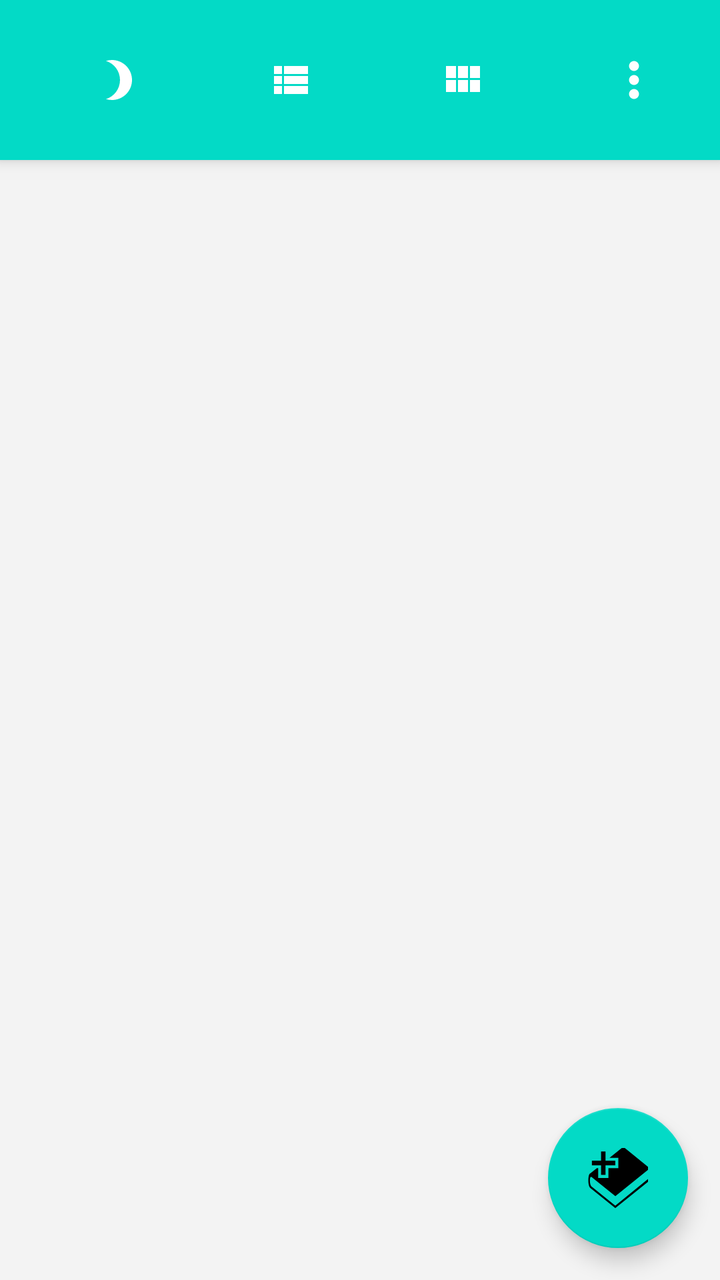
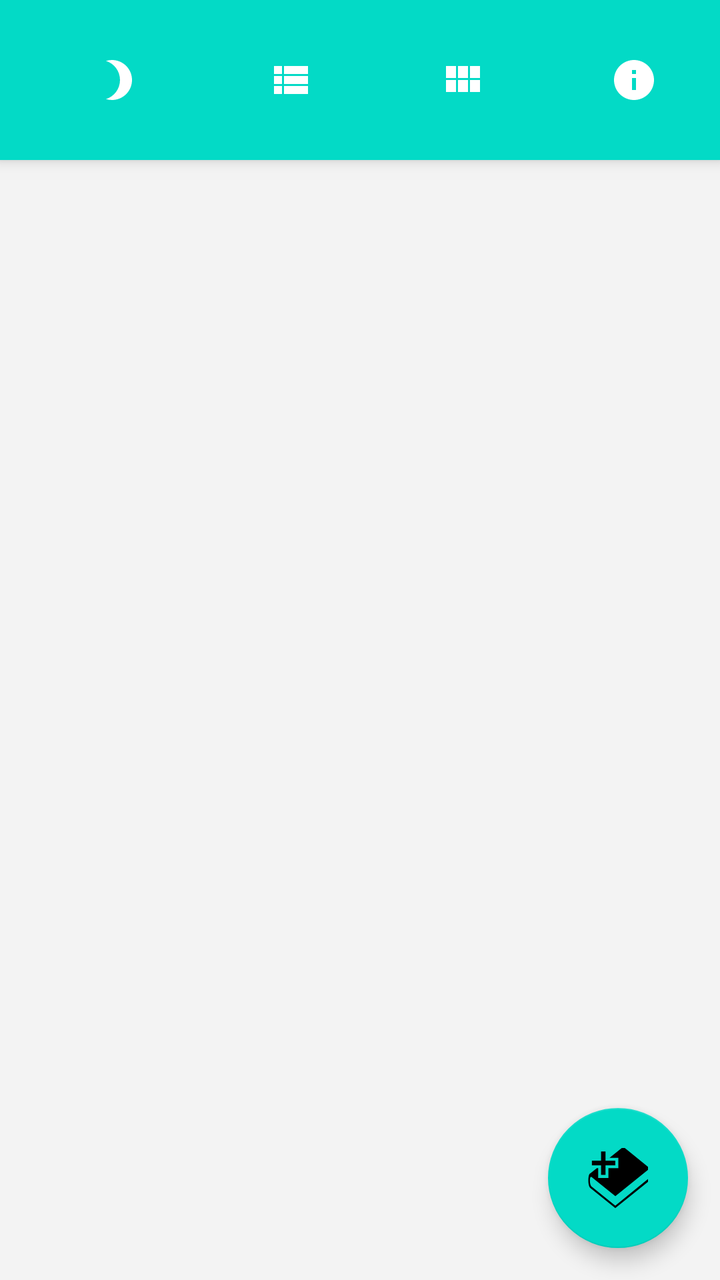

The first picture is an Android layout as it rendered before a commit; the second is the same layout after the commit. The layout source and the unified diff follow.
<!-- AndroidManifest.xml: application theme AppTheme -->
<!-- res/layout/activity_main.xml -->
<?xml version="1.0" encoding="utf-8"?>
<androidx.coordinatorlayout.widget.CoordinatorLayout xmlns:android="http://schemas.android.com/apk/res/android"
    xmlns:app="http://schemas.android.com/apk/res-auto"
    xmlns:tools="http://schemas.android.com/tools"
    android:id="@+id/topLayout"
    android:layout_width="match_parent"
    android:layout_height="match_parent"
    android:background="@color/colorBackground"
    android:fitsSystemWindows="true"
    tools:context="com.veve.flowreader.views.MainActivity">

    <com.google.android.material.appbar.AppBarLayout
        android:layout_width="match_parent"
        android:layout_height="wrap_content"
        android:background="@color/colorPanel"
        android:theme="@style/AppTheme.AppBarOverlay">

        <androidx.appcompat.widget.Toolbar
            android:id="@+id/toolbar"
            android:layout_width="match_parent"
            android:layout_height="80dp"
            app:popupTheme="@style/AppTheme.PopupOverlay">


            <LinearLayout
                android:layout_width="match_parent"
                android:layout_height="80dp"
                android:layout_gravity="center_vertical"
                android:orientation="horizontal">

            <androidx.appcompat.widget.AppCompatImageButton
                android:id="@+id/theme"
                style="?android:attr/borderlessButtonStyle"
                android:layout_width="0dp"
                android:layout_height="80dp"
                android:layout_weight="1"
                android:gravity="center"
                android:contentDescription="@string/list_view"
                android:labelFor="@string/list_view"
                android:onClick="changeTheme"
                android:tint="@color/colorToolbarIcon"
                app:srcCompat="@drawable/ic_baseline_brightness_3_24" />

            <androidx.appcompat.widget.AppCompatImageButton
                android:id="@+id/books_list"
                style="?android:attr/borderlessButtonStyle"
                android:layout_width="0dp"
                android:layout_height="80dp"
                android:layout_weight="1"
                android:gravity="center"
                android:contentDescription="@string/list_view"
                android:labelFor="@string/list_view"
                android:tint="@color/colorToolbarIcon"
                app:srcCompat="@drawable/ic_baseline_view_list_24" />

            <androidx.appcompat.widget.AppCompatImageButton
                android:id="@+id/books_grid"
                style="?android:attr/borderlessButtonStyle"
                android:layout_width="0dp"
                android:layout_height="80dp"
                android:layout_weight="1"
                android:gravity="center"
                android:contentDescription="@string/grid_view"
                android:labelFor="@string/grid_view"
                android:tint="@color/colorToolbarIcon"
                app:srcCompat="@drawable/ic_baseline_view_module_24" />

            <androidx.appcompat.widget.AppCompatImageButton
                android:id="@+id/about_btn"
                style="?android:attr/borderlessButtonStyle"
                android:layout_width="0dp"
                android:layout_height="80dp"
                android:layout_weight="1"
                android:gravity="center"
                android:contentDescription="@string/about_program"
                android:tint="@color/colorToolbarIcon"
                app:srcCompat="@drawable/ic_more_vert" />

            </LinearLayout>

        </androidx.appcompat.widget.Toolbar>

    </com.google.android.material.appbar.AppBarLayout>

    <androidx.constraintlayout.widget.ConstraintLayout xmlns:android="http://schemas.android.com/apk/res/android"
        xmlns:app="http://schemas.android.com/apk/res-auto"
        xmlns:tools="http://schemas.android.com/tools"
        android:layout_width="match_parent"
        android:layout_height="match_parent"
        app:layout_behavior="@string/appbar_scrolling_view_behavior"
        tools:context="com.veve.flowreader.views.MainActivity"
        tools:showIn="@layout/activity_main"
        style="@style/background">

        <android.widget.GridView xmlns:android="http://schemas.android.com/apk/res/android"
            xmlns:app="http://schemas.android.com/apk/res-auto"
            xmlns:tools="http://schemas.android.com/tools"
            android:id="@+id/grid"
            android:layout_width="match_parent"
            android:layout_height="match_parent"
            android:paddingTop="40dp"
            android:paddingBottom="40dp"
            android:horizontalSpacing="20dp"
            android:verticalSpacing="20dp"
            android:scrollbars="none"
            android:scrollbarThumbVertical="@null"
            android:scrollbarThumbHorizontal="@null"
            tools:context="org.studies.android.activities.GridLayoutActivity"
            style="Standard"/>

    </androidx.constraintlayout.widget.ConstraintLayout>

    <com.google.android.material.floatingactionbutton.FloatingActionButton
        android:id="@+id/fab"
        android:layout_width="wrap_content"
        android:layout_height="wrap_content"
        android:layout_gravity="bottom|end"
        android:layout_margin="@dimen/fab_margin"
        android:contentDescription="@string/add_book"
        android:labelFor="@string/add_book"
        app:fabCustomSize="70dp"
        app:maxImageSize="30dp"
        app:srcCompat="@drawable/ic_book_add" />

</androidx.coordinatorlayout.widget.CoordinatorLayout>
<!-- resources referenced by this layout -->
<resources>
  <color name="colorBackground">#F3F3F3</color>
  <color name="colorPanel">#03DAC6</color>
  <color name="colorToolbarIcon">#FFFFFF</color>
  <dimen name="fab_margin">16dp</dimen>
  <!-- drawable ic_baseline_brightness_3_24 (drawable) -->
  <vector xmlns:android="http://schemas.android.com/apk/res/android"
      android:width="24dp"
      android:height="24dp"
      android:viewportWidth="24"
      android:viewportHeight="24"
      android:tint="?attr/colorControlNormal">
    <path
        android:fillColor="@android:color/white"
        android:pathData="M9,2c-1.05,0 -2.05,0.16 -3,0.46 4.06,1.27 7,5.06 7,9.54 0,4.48 -2.94,8.27 -7,9.54 0.95,0.3 1.95,0.46 3,0.46 5.52,0 10,-4.48 10,-10S14.52,2 9,2z"/>
  </vector>
  <!-- drawable ic_baseline_view_list_24 (drawable) -->
  <vector xmlns:android="http://schemas.android.com/apk/res/android"
      android:width="24dp"
      android:height="24dp"
      android:viewportWidth="24"
      android:viewportHeight="24"
      android:tint="?attr/colorControlNormal">
    <path
        android:fillColor="@android:color/white"
        android:pathData="M4,14h4v-4L4,10v4zM4,19h4v-4L4,15v4zM4,9h4L8,5L4,5v4zM9,14h12v-4L9,10v4zM9,19h12v-4L9,15v4zM9,5v4h12L21,5L9,5z"/>
  </vector>
  <!-- drawable ic_baseline_view_module_24 (drawable) -->
  <vector xmlns:android="http://schemas.android.com/apk/res/android"
      android:width="24dp"
      android:height="24dp"
      android:viewportWidth="24"
      android:viewportHeight="24"
      android:tint="?attr/colorControlNormal">
    <path
        android:fillColor="@android:color/white"
        android:pathData="M4,11h5L9,5L4,5v6zM4,18h5v-6L4,12v6zM10,18h5v-6h-5v6zM16,18h5v-6h-5v6zM10,11h5L15,5h-5v6zM16,5v6h5L21,5h-5z"/>
  </vector>
  <!-- drawable ic_more_vert (drawable) -->
  <vector xmlns:android="http://schemas.android.com/apk/res/android"
      android:width="24dp"
      android:height="24dp"
      android:viewportWidth="24"
      android:viewportHeight="24">
  
      <path
          android:pathData="M9.5,5 A2.5,2.5,0,1,0,14.5,5 A2.5,2.5,0,1,0,9.5,5 Z
                            M9.5,12 A2.5,2.5,0,1,0,14.5,12 A2.5,2.5,0,1,0,9.5,12 Z
                            M9.5,19 A2.5,2.5,0,1,0,14.5,19 A2.5,2.5,0,1,0,9.5,19 Z"
          android:fillColor="#FFFFFF"
          android:strokeColor="#00000000"
          android:strokeWidth="0"/>
  
  </vector>
  <string name="about_program">About program</string>
  <string name="add_book">Add Book</string>
  <string name="grid_view">Grid View</string>
  <string name="list_view">List View</string>
  <style name="AppTheme.AppBarOverlay" parent="ThemeOverlay.AppCompat.Dark.ActionBar" />
  <style name="AppTheme.PopupOverlay" parent="ThemeOverlay.AppCompat.DayNight" />
  <style name="background">
          <item name="android:background">@color/colorBackground</item>
      </style>
  <style name="AppTheme" parent="Theme.MaterialComponents.DayNight.NoActionBar">
          <item name="colorPrimary">@color/colorPrimary</item>
          <item name="colorPrimaryDark">@color/colorPrimaryDark</item>
          <item name="colorAccent">@color/colorAccent</item>
          <item name="windowActionBar">false</item>
          <item name="windowNoTitle">true</item>
          <item name="itemBackground">@color/colorBackground</item>
          <item name="android:forceDarkAllowed">false</item>
      </style>
  <color name="colorPrimary">#03DAC6</color>
  <color name="colorPrimaryDark">#00A896</color>
  <color name="colorAccent">#03DAC6</color>
  <!-- unchanged entries left out for length: 1 -->
</resources>

<!-- the commit's change to res/layout/activity_main.xml (unified diff, before → after) -->
@@ -74,7 +74,7 @@
                 android:gravity="center"
                 android:contentDescription="@string/about_program"
                 android:tint="@color/colorToolbarIcon"
-                app:srcCompat="@drawable/ic_more_vert" />
+                app:srcCompat="@drawable/ic_info" />
 
             </LinearLayout>
 
<!-- resource entries referenced after the edit -->
@@ -37,21 +37,15 @@
         android:fillColor="@android:color/white"
         android:pathData="M4,11h5L9,5L4,5v6zM4,18h5v-6L4,12v6zM10,18h5v-6h-5v6zM16,18h5v-6h-5v6zM10,11h5L15,5h-5v6zM16,5v6h5L21,5h-5z"/>
   </vector>
-  <!-- drawable ic_more_vert (drawable) -->
+  <!-- drawable ic_info (drawable) -->
   <vector xmlns:android="http://schemas.android.com/apk/res/android"
       android:width="24dp"
       android:height="24dp"
       android:viewportWidth="24"
       android:viewportHeight="24">
-  
-      <path
-          android:pathData="M9.5,5 A2.5,2.5,0,1,0,14.5,5 A2.5,2.5,0,1,0,9.5,5 Z
-                            M9.5,12 A2.5,2.5,0,1,0,14.5,12 A2.5,2.5,0,1,0,9.5,12 Z
-                            M9.5,19 A2.5,2.5,0,1,0,14.5,19 A2.5,2.5,0,1,0,9.5,19 Z"
-          android:fillColor="#FFFFFF"
-          android:strokeColor="#00000000"
-          android:strokeWidth="0"/>
-  
+    <path
+        android:fillColor="#f2f2f2"
+        android:pathData="M12,2C6.48,2 2,6.48 2,12s4.48,10 10,10 10,-4.48 10,-10S17.52,2 12,2zM13,17h-2v-6h2v6zM13,9h-2L11,7h2v2z"/>
   </vector>
   <string name="about_program">About program</string>
   <string name="add_book">Add Book</string>
